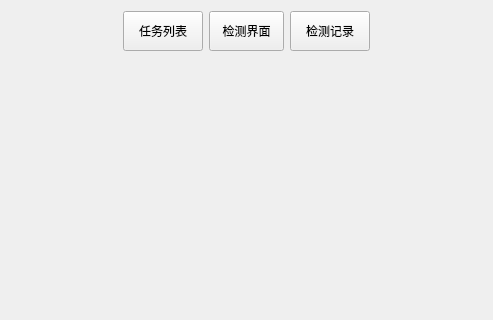
The window that ui/layout/UI_MainPage.ui (Zdh-501/OCRQt) describes before a commit, drawn with Qt 5; both pictures show x 378 to 871 and y 0 to 320 of the 1248 by 868 pixel window.
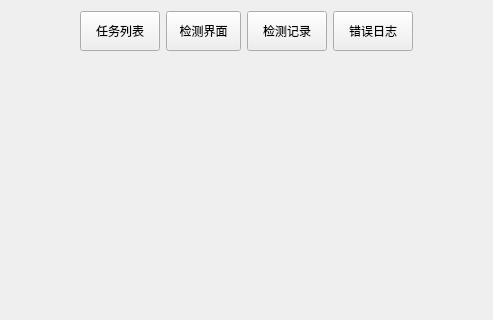
The same window after the commit.

The edit to the form file:
```diff
--- a/ui/layout/UI_MainPage.ui
+++ b/ui/layout/UI_MainPage.ui
@@ -80,6 +80,19 @@
        </property>
       </widget>
      </item>
+     <item>
+      <widget class="QPushButton" name="pushButton_4">
+       <property name="minimumSize">
+        <size>
+         <width>50</width>
+         <height>40</height>
+        </size>
+       </property>
+       <property name="text">
+        <string>错误日志</string>
+       </property>
+      </widget>
+     </item>
      <item>
       <spacer name="horizontalSpacer_2">
        <property name="orientation">
```
